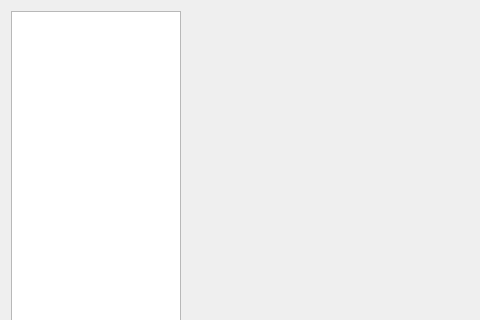
First picture: the form in adminmenuform.ui, repository thenewcoder/school-administration-system, before the edit; both pictures show x 0 to 480 and y 0 to 320 of the 707 by 490 pixel window.
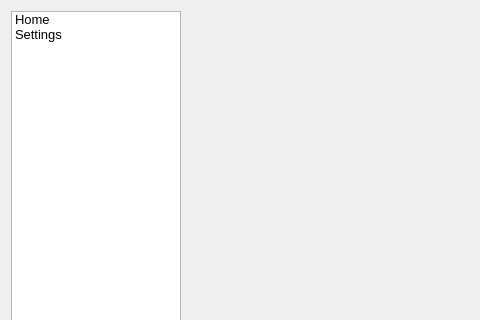
Second picture: the form after the edit.

Commit message: Added a Home and Settings menu item.

```diff
--- a/adminmenuform.ui
+++ b/adminmenuform.ui
@@ -27,6 +27,22 @@
        <pointsize>10</pointsize>
       </font>
      </property>
+     <property name="editTriggers">
+      <set>QAbstractItemView::NoEditTriggers</set>
+     </property>
+     <property name="viewMode">
+      <enum>QListView::ListMode</enum>
+     </property>
+     <item>
+      <property name="text">
+       <string>Home</string>
+      </property>
+     </item>
+     <item>
+      <property name="text">
+       <string>Settings</string>
+      </property>
+     </item>
     </widget>
    </item>
    <item>
```
The commit also changes 2 other files.
